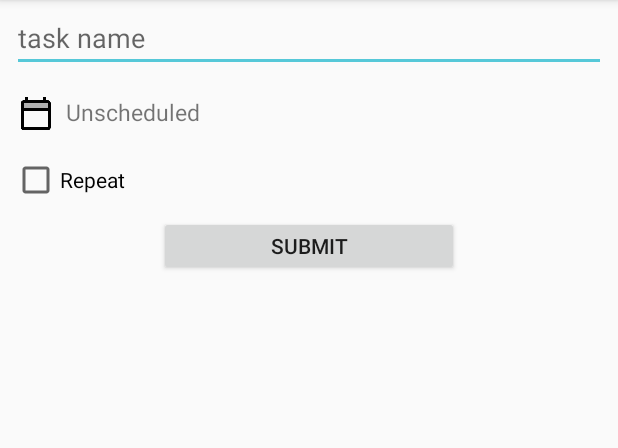
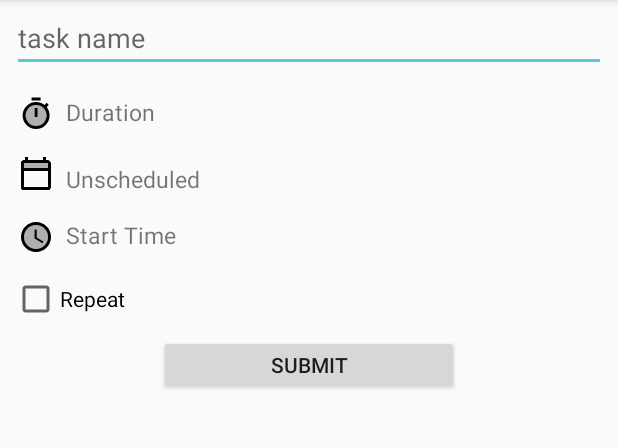
Before and after one commit to keinix/protoflow, an Android app: the AddEditTaskActivity screen opened directly, with no data from a screen before it, on a phone screen of 412 x 824 dp, the part 84-532 px from its top. Run offline under Robolectric (Android 15) with nearby library versions, the phone set to English and light mode, and no system bars; our stand-ins replace ButterKnife, Dagger/Hilt's generated code.

Commit message:
added UI for start date and duration

```diff
--- a/app/src/main/java/io/keinix/protoflow/dialogs/DatePickerDialogFragment.java
+++ b/app/src/main/java/io/keinix/protoflow/dialogs/DatePickerDialogFragment.java
@@ -4,10 +4,7 @@ import android.app.DatePickerDialog;
 import android.app.Dialog;
 import android.os.Bundle;
 import android.support.annotation.NonNull;
-import android.support.annotation.Nullable;
 import android.support.v4.app.DialogFragment;
-import android.widget.DatePicker;
-import android.widget.Toast;
 
 import java.util.Calendar;
 
--- /dev/null
+++ b/app/src/main/java/io/keinix/protoflow/dialogs/TimePickerDialogFragment.java
@@ -0,0 +1,4 @@
+package io.keinix.protoflow.dialogs;
+
+public class TimePickerDialogFragment {
+}
--- a/app/src/main/res/layout/activity_add_edit_task.xml
+++ b/app/src/main/res/layout/activity_add_edit_task.xml
@@ -33,6 +33,42 @@
         app:layout_constraintTop_toBottomOf="@+id/text_view_repeat_thursday"/>
 
     <ImageButton
+        android:id="@+id/image_button_timer"
+        android:layout_width="wrap_content"
+        android:layout_height="wrap_content"
+        android:layout_marginStart="12dp"
+        android:layout_marginTop="16dp"
+        android:background="@null"
+        android:src="@drawable/ic_timer_black_24"
+        app:layout_constraintStart_toStartOf="parent"
+        app:layout_constraintTop_toBottomOf="@+id/editText"/>
+
+    <TextView
+        android:id="@+id/text_view_timer"
+        android:layout_width="wrap_content"
+        android:layout_height="wrap_content"
+        android:layout_marginStart="8dp"
+        android:layout_marginTop="16dp"
+        android:paddingRight="200dp"
+        android:textSize="15sp"
+        android:text="@string/add_task_duration"
+        app:layout_constraintStart_toEndOf="@+id/image_button_scheduled"
+        app:layout_constraintTop_toBottomOf="@+id/editText"/>
+
+    <ImageButton
+        android:id="@+id/image_button_cancel_timer"
+        android:layout_width="wrap_content"
+        android:layout_height="wrap_content"
+        android:layout_marginStart="8dp"
+        android:layout_marginTop="20dp"
+        android:background="@null"
+        android:src="@drawable/ic_round_cancel_white_18"
+        android:tint="@color/cancel"
+        app:layout_constraintStart_toEndOf="@+id/text_view_timer"
+        app:layout_constraintTop_toBottomOf="@+id/editText"
+        android:visibility="invisible"/>
+
+    <ImageButton
         android:id="@+id/image_button_scheduled"
         android:layout_width="wrap_content"
         android:layout_height="wrap_content"
@@ -41,32 +77,67 @@
         android:background="@null"
         android:src="@drawable/ic_calendar_black_24"
         app:layout_constraintStart_toStartOf="parent"
-        app:layout_constraintTop_toBottomOf="@+id/editText"/>
+        app:layout_constraintTop_toBottomOf="@+id/image_button_timer"/>
 
     <TextView
         android:id="@+id/text_view_scheduled"
         android:layout_width="wrap_content"
         android:layout_height="wrap_content"
         android:layout_marginStart="8dp"
-        android:layout_marginTop="16dp"
+        android:layout_marginTop="23dp"
         android:paddingRight="200dp"
         android:text="@string/add_task_unscheduled"
         android:textSize="15sp"
         app:layout_constraintStart_toEndOf="@+id/image_button_scheduled"
-        app:layout_constraintTop_toBottomOf="@+id/editText"/>
+        app:layout_constraintTop_toBottomOf="@+id/text_view_timer"/>
 
     <ImageButton
         android:id="@+id/image_button_cancel_selected_date"
         android:layout_width="wrap_content"
         android:layout_height="wrap_content"
         android:layout_marginStart="8dp"
-        android:layout_marginTop="18dp"
+        android:layout_marginTop="23dp"
         android:background="@null"
         android:src="@drawable/ic_round_cancel_white_18"
         android:tint="@color/cancel"
         android:visibility="invisible"
         app:layout_constraintStart_toEndOf="@+id/text_view_scheduled"
-        app:layout_constraintTop_toBottomOf="@+id/editText"/>
+        app:layout_constraintTop_toBottomOf="@+id/text_view_timer"/>
+
+    <ImageButton
+        android:id="@+id/image_button_start_time"
+        android:layout_width="wrap_content"
+        android:layout_height="wrap_content"
+        android:layout_marginStart="12dp"
+        android:layout_marginTop="16dp"
+        android:background="@null"
+        android:src="@drawable/ic_clock_black_24"
+        app:layout_constraintStart_toStartOf="parent"
+        app:layout_constraintTop_toBottomOf="@+id/text_view_scheduled"/>
+
+    <TextView
+        android:id="@+id/text_view_start_time"
+        android:layout_width="wrap_content"
+        android:layout_height="wrap_content"
+        android:layout_marginStart="8dp"
+        android:layout_marginTop="16dp"
+        android:paddingRight="200dp"
+        android:text="@string/add_task_start_time"
+        android:textSize="15sp"
+        app:layout_constraintStart_toEndOf="@+id/image_button_start_time"
+        app:layout_constraintTop_toBottomOf="@+id/text_view_scheduled"/>
+
+    <ImageButton
+        android:id="@+id/image_button_cancel_start_time"
+        android:layout_width="wrap_content"
+        android:layout_height="wrap_content"
+        android:layout_marginStart="8dp"
+        android:background="@null"
+        android:src="@drawable/ic_round_cancel_white_18"
+        android:tint="@color/cancel"
+        android:visibility="invisible"
+        app:layout_constraintStart_toEndOf="@+id/text_view_start_time"
+        app:layout_constraintTop_toTopOf="@+id/text_view_start_time"/>
 
     <CheckBox
         android:id="@+id/checkbox_repeat"
@@ -76,7 +147,7 @@
         android:layout_marginTop="16dp"
         android:text="@string/add_task_repeat_switch"
         app:layout_constraintStart_toStartOf="parent"
-        app:layout_constraintTop_toBottomOf="@id/image_button_scheduled"/>
+        app:layout_constraintTop_toBottomOf="@+id/text_view_start_time"/>
 
 
     <TextView
--- a/app/src/main/res/values/strings.xml
+++ b/app/src/main/res/values/strings.xml
@@ -18,4 +18,6 @@
     <string name="action_settings">Settings</string>
     <string name="add_task_repeat_switch">Repeat</string>
     <string name="add_task_unscheduled">Unscheduled</string>
+    <string name="add_task_duration">Duration</string>
+    <string name="add_task_start_time">Start Time</string>
 </resources>
```
Also changed, not shown: app/src/main/res/drawable-hdpi/ic_clock_black_24.png (added), app/src/main/res/drawable-hdpi/ic_timer_black_24.png (added), app/src/main/res/drawable-mdpi/ic_clock_black_24.png (added), app/src/main/res/drawable-mdpi/ic_timer_black_24.png (added), app/src/main/res/drawable-xhdpi/ic_clock_black_24.png (added), app/src/main/res/drawable-xhdpi/ic_timer_black_24.png (added), app/src/main/res/drawable-xxhdpi/ic_clock_black_24.png (added), app/src/main/res/drawable-xxhdpi/ic_timer_black_24.png (added), app/src/main/res/drawable-xxxhdpi/ic_clock_black_24.png (added), app/src/main/res/drawable-xxxhdpi/ic_timer_black_24.png (added).
